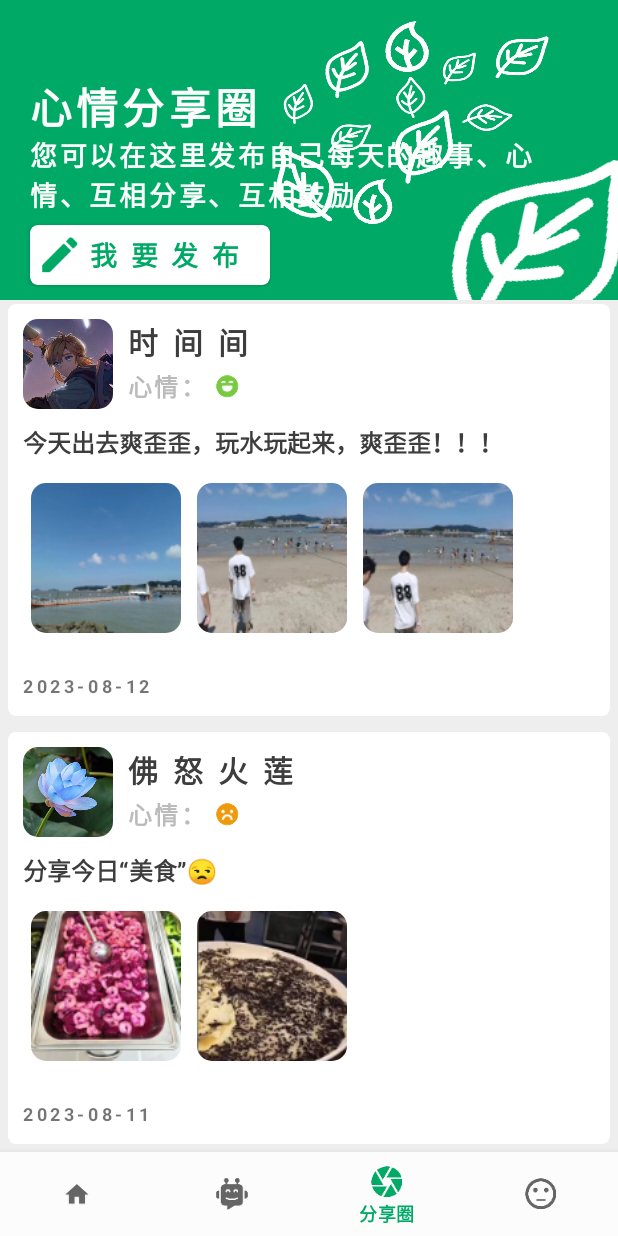
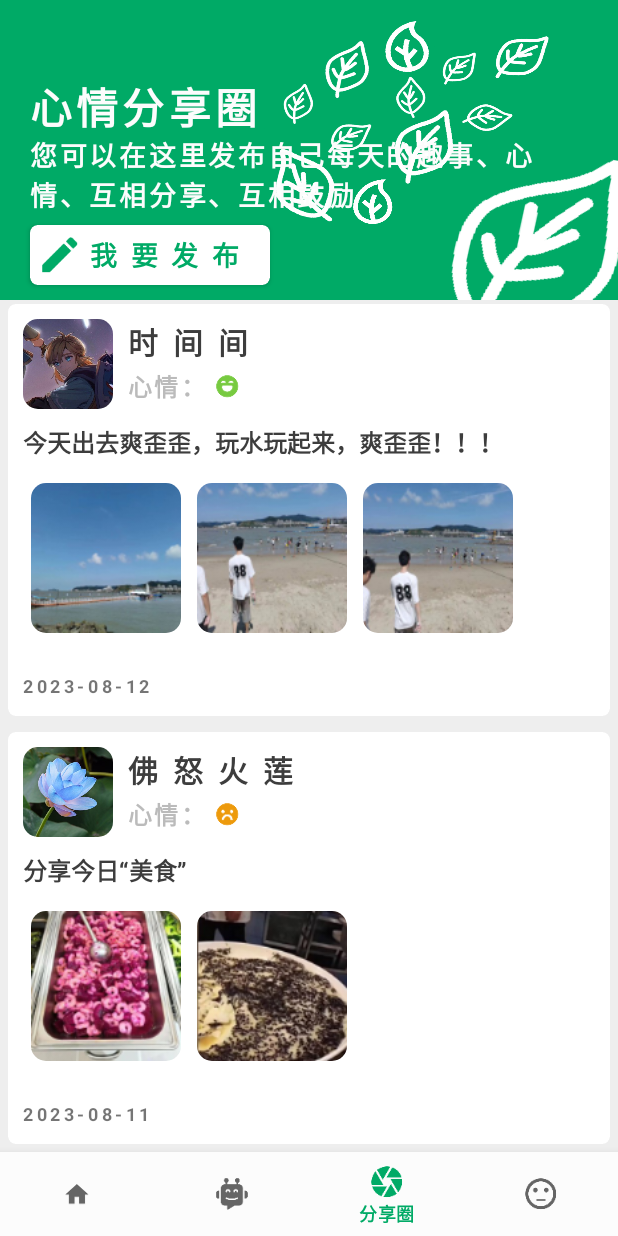
Before and after one commit to Tiriod/Mental, an Android app: the HomeFragment screen opened directly, with no data from a screen before it, item 3 of the bottom bar chosen, scrolled down 573 dp, on a phone screen of 412 x 824 dp. Run offline under Robolectric (Android 15) with nearby library versions, the light colour scheme and no system bars.

Commit message:
继续更新前后端交互信息

```diff
--- a/app/src/main/java/com/example/mental/FunctionUI/AnalyzeActivity.java
+++ b/app/src/main/java/com/example/mental/FunctionUI/AnalyzeActivity.java
@@ -110,7 +110,5 @@ public class AnalyzeActivity extends AppCompatActivity {
         PieData pieData = new PieData(pieDataSet);
         pieChart.setData(pieData);
         pieChart.invalidate(); // 刷新图表
-
-
     }
 }
--- a/app/src/main/java/com/example/mental/FunctionUI/NoteActivity.java
+++ b/app/src/main/java/com/example/mental/FunctionUI/NoteActivity.java
@@ -230,8 +230,6 @@ public class NoteActivity extends AppCompatActivity {
                         emotionCardAdapter.notifyDataSetChanged();
                     }
                 }, 2000); // 1000毫秒 = 1秒
-
-
             }
         });
 
--- a/app/src/main/java/com/example/mental/FunctionUI/ReadActivity.java
+++ b/app/src/main/java/com/example/mental/FunctionUI/ReadActivity.java
@@ -25,7 +25,7 @@ public class ReadActivity extends AppCompatActivity {
         RecyclerView headerRecyclerView = findViewById(R.id.ReadHeaderRecyclerView);
         LinearLayoutManager layoutManager = new LinearLayoutManager(this, LinearLayoutManager.VERTICAL, false);
         headerRecyclerView.setLayoutManager(layoutManager);
-        String headerText = "心里探索";
+        String headerText = "心理探索";
         HeaderAdapter headerAdapter = new HeaderAdapter(this, headerText);
         headerRecyclerView.setAdapter(headerAdapter);
 
@@ -77,7 +77,7 @@ public class ReadActivity extends AppCompatActivity {
         BookAdapter historyAdapter = new BookAdapter(this, historyBookItems);
         recyclerView_read_history.setAdapter(historyAdapter);
 
-        // 设置书库组: 中外历史
+        // 设置书库组: 经典名著
         RecyclerView recyclerView_read_classics = findViewById(R.id.recyclerView_read_classics);
         LinearLayoutManager classicsLayoutManager = new LinearLayoutManager(this, LinearLayoutManager.HORIZONTAL, false);
         recyclerView_read_classics.setLayoutManager(classicsLayoutManager);
--- a/app/src/main/java/com/example/mental/MainUI/HomeFragment.java
+++ b/app/src/main/java/com/example/mental/MainUI/HomeFragment.java
@@ -226,7 +226,7 @@ public class HomeFragment extends Fragment implements ModuleAdapter.OnModuleClic
         messageItems.add(new MessageItem(R.drawable.image_message_5, "AI 可以取代心理治療嗎？一位心理師與 ChatGpt 的深夜對話...", "      你聽過 AI 嗎？昨晚下班後，決定與名為 ChatGpt 的 AI 進行一場對話。原因很簡單：有人說，ChatGpt 可以寫詩，可以發Email，還可以即興唱一首主題為「椅子」的日文歌。\n     那麼，AI 可以取代心理治療嗎？\n      這，就是這場對話的動機。\n      我覺得目前民用的AI，有點像是以前台中一中街的刀削麵。因為生意太好了，老闆弄了一台機器人，專門把麵條削好。意思是：機器人就是負責「削」，削好了還是要由人工來檢查、來煮熟、來調味。\n     目前我用 ChatGPT-4，也是類似的感想。\n       先不管字數限制的問題。對我來說最好用的功能如翻譯、整理段落等。一旦一次給太多資料（麵條），AI就會出包。更糟糕的是：\n1. 因為你一次給很多資料。就人性而言，會更懶得檢查。\n2. ChatGpt就算是4，還是會有「一本正經說幹話」的毛病。\n3. 信任難以建立，容易摧毀，只要抓到AI一次說謊，那就...\n        所以人類那種「完蛋了！以後什麼東西丟給AI，它就可以無止盡地工作，取代我們每個人」的幻想，至少目前還是沒有成立。\n      就算有了削麵機器人，我們還是需要煮麵師傅。就算有了無盡的文字產出，我們還是需要編輯。\n1. 能夠分辨真貨與假貨、好貨與爛貨的人，永遠是未來需要的人。\n2. 這也意味著「專家效度」的微妙邏輯，什麼是夠好的內容？讓我們來訪問一群專家吧。\n3. 少了對AI的全面信任（或許是好事），我目前的解法是：一次只給AI一小段。", "2023年9月6日", "家齊心理師說故事"));
         messageItems.add(new MessageItem(R.drawable.image_message_6, "和機器人聊心事？歐美AI心理諮商熱潮飆升中", "和機器人聊心事？歐美AI心理諮商熱潮飆升中", "2023年9月13日", "天下杂志"));
         messageItems.add(new MessageItem(R.drawable.image_message_7, "AI 入局心理健康：是抢咨询师的饭碗，还是治愈 emo 的良药？", "AI 入局心理健康：是抢咨询师的饭碗，还是治愈 emo 的良药？", "2023年7月22日", "InfoQ"));
-        messageItems.add(new MessageItem(R.drawable.image_message_8, "AI在心理學研究與相關產業的應用", "AI在心理學研究與相關產業的應用", "2023年8月1日", "科学人"));
+        messageItems.add(new MessageItem(R.drawable.image_message_8, "AI在心理学研究与相关产业的应用", "AI在心理學研究與相關產業的應用", "2023年8月1日", "科学人"));
 
         MessageAdapter messageAdapter = new MessageAdapter(messageItems, requireContext());
         informationRecyclerView.setAdapter(messageAdapter);
@@ -237,8 +237,6 @@ public class HomeFragment extends Fragment implements ModuleAdapter.OnModuleClic
         textAppName = view.findViewById(R.id.text_fragment_home_appName); // 初始化 textAppName
         // 加载动画资源
         Animation textAnimation = AnimationUtils.loadAnimation(requireContext(), R.anim.text_size_animation);
-
-
         // 设置动画监听器，在动画结束时反转动画
         textAnimation.setAnimationListener(new Animation.AnimationListener() {
             @Override
--- a/app/src/main/java/com/example/mental/MainUI/ShareLoopFragment.java
+++ b/app/src/main/java/com/example/mental/MainUI/ShareLoopFragment.java
@@ -38,7 +38,7 @@ public class ShareLoopFragment extends Fragment {
         shareLoopItems.add(new ShareLoopItem(R.drawable.image_avatar, "时间间", R.drawable.icon_emotion_terrible, "今天去爬雁荡山, 爬一半下雨了，几个人在亭子里守候了大半辈子，终于是忍不住去买了雨衣，灰溜溜下山了", Arrays.asList(R.drawable.image_shareloop_3_1, R.drawable.image_shareloop_3_2, R.drawable.image_shareloop_3_4, R.drawable.image_shareloop_3_5), "2023-09-11"));
         shareLoopItems.add(new ShareLoopItem(R.drawable.image_avatar, "时间间", R.drawable.icon_emotion_unknown, "闲来无事看看楼盘", Arrays.asList(R.drawable.image_shareloop_2_1, R.drawable.image_shareloop_2_2, R.drawable.image_shareloop_2_3, R.drawable.image_shareloop_2_4, R.drawable.image_shareloop_3_3), "2023-09-10"));
         shareLoopItems.add(new ShareLoopItem(R.drawable.image_avatar, "时间间", R.drawable.icon_emotion_ecstasy, "今天出去爽歪歪，玩水玩起来，爽歪歪！！！", Arrays.asList(R.drawable.image_shareloop_4_1, R.drawable.image_shareloop_4_2, R.drawable.image_shareloop_4_3), "2023-08-12"));
-        shareLoopItems.add(new ShareLoopItem(R.drawable.image_avatar_1, "佛怒火莲", R.drawable.icon_emotion_bad, "分享今日“美食”😒", Arrays.asList(R.drawable.image_shareloop_1_1, R.drawable.image_shareloop_1_2), "2023-08-11"));
+        shareLoopItems.add(new ShareLoopItem(R.drawable.image_avatar_1, "佛怒火莲", R.drawable.icon_emotion_bad, "分享今日“美食”", Arrays.asList(R.drawable.image_shareloop_1_1, R.drawable.image_shareloop_1_2), "2023-08-11"));
         // 初始化适配器
         shareLoopAdapter = new ShareLoopAdapter(getActivity(), shareLoopItems);
         // 设置 RecyclerView 的布局管理器，你可以选择 LinearLayoutManager 或其他适当的布局管理器
```
